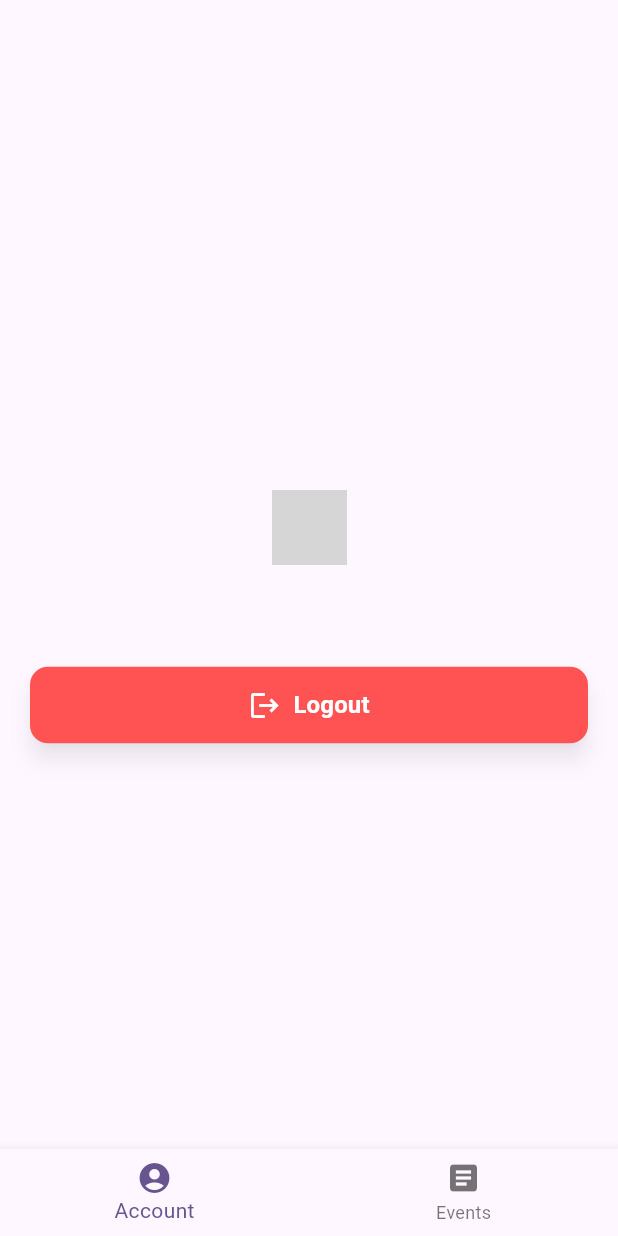
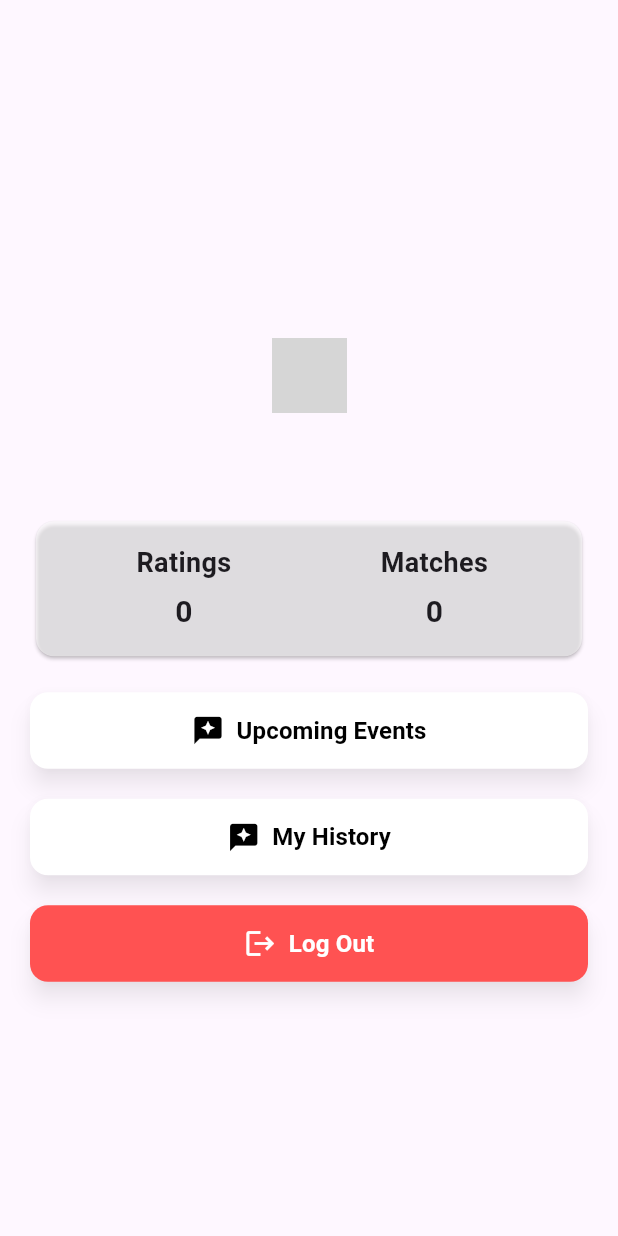
Before and after one commit to HackSU2026/RallyUp, a Flutter app: the ProfileScreen screen opened directly, on a phone screen of 412 x 824 dp. Run offline on Flutter 3.47's test engine with Material 3 defaults, Android fonts, the phone set to English and light mode, and no system bars; our stand-ins replace cloud_firestore, firebase_auth, firebase_core, flutter_profile_picture; accounts and stored records are empty; generated files the repository leaves out were written again; network calls fail; grey boxes are pictures that could not be loaded.

Commit message:
connect profile screens to main scaffold

```diff
--- a/lib/main.dart
+++ b/lib/main.dart
@@ -1,12 +1,12 @@
 import 'package:firebase_core/firebase_core.dart';
 import 'package:flutter/material.dart';
 import 'package:provider/provider.dart';
+import 'package:rally_up/widget/profile/profile_screen.dart';
 import 'firebase_options.dart';
 import 'provider/user.dart';
 import 'provider/event.dart';
 import 'widget/auth/login_screen.dart';
 import 'widget/events/event_list.dart';
-import 'widget/profile/profile_placeholder.dart';
 
 void main() async {
   WidgetsFlutterBinding.ensureInitialized();
--- a/lib/widget/profile/profile_screen.dart
+++ b/lib/widget/profile/profile_screen.dart
@@ -3,6 +3,7 @@ import 'package:provider/provider.dart';
 import 'package:rally_up/provider/user.dart';
 import 'package:rally_up/widget/common/common.dart';
 import 'package:rally_up/widget/profile/profile_info.dart';
+import 'package:rally_up/widget/profile/profile_stats.dart';
 
 class ProfileScreen extends StatelessWidget {
   const ProfileScreen({Key? key}) : super(key: key);
@@ -25,20 +26,53 @@ class ProfileScreen extends StatelessWidget {
               mainAxisAlignment: MainAxisAlignment.center,
               children: [
                 ProfileInfo(userProfile: profileData!),
-                // ProfileStats(),
-                // Flexible(child: _MyReviewsButton()),
+                ProfileStats(),
+                Flexible(child: _UpcomingEventsButton()),
+                Flexible(child: _HistoryButton()),
                 Flexible(child: _LogOutButton()),
               ],
             ),
           ),
         ),
       ),
-      bottomNavigationBar: BottomNavigationBar(
-          items: [
-            BottomNavigationBarItem(icon: Icon(Icons.account_circle), label: 'Account'),
-            BottomNavigationBarItem(icon: Icon(Icons.article), label: 'Events'),
-          ],
-      ),
+    );
+  }
+}
+
+class _UpcomingEventsButton extends StatelessWidget {
+  const _UpcomingEventsButton();
+
+  @override
+  Widget build(BuildContext context) {
+    final profile = context.watch<ProfileProvider>().profile;
+    return _styledButton(
+      text: "Upcoming Events",
+      icon: Icons.reviews,
+      bgColor: Colors.white,
+      textColor: Colors.black,
+      onPressed: () {
+        // Navigator.of(context).push(
+        //     MaterialPageRoute(builder: (ctx) => xxx(profile.id)));
+      },
+    );
+  }
+}
+
+class _HistoryButton extends StatelessWidget {
+  const _HistoryButton();
+
+  @override
+  Widget build(BuildContext context) {
+    final profile = context.watch<ProfileProvider>().profile;
+    return _styledButton(
+      text: "My History",
+      icon: Icons.reviews,
+      bgColor: Colors.white,
+      textColor: Colors.black,
+      onPressed: () {
+        // Navigator.of(context).push(
+        //     MaterialPageRoute(builder: (ctx) => xxx(profile.id)));
+      },
     );
   }
 }
@@ -49,23 +83,40 @@ class _LogOutButton extends StatelessWidget {
   @override
   Widget build(BuildContext context) {
     final profileProvider = context.read<ProfileProvider>();
+    return _styledButton(
+      text: "Log Out",
+      icon: Icons.logout,
+      bgColor: Colors.redAccent.shade200,
+      textColor: Colors.white,
+      onPressed: () async {
+        await profileProvider.signOut();
+      },
+    );
+  }
+}
 
+Widget _styledButton({
+  required String text,
+  required IconData icon,
+  required Color bgColor,
+  required Color textColor,
+  required VoidCallback onPressed,
+}) {
   return SizedBox(
     width: double.infinity,
     child: ElevatedButton.icon(
       style: ElevatedButton.styleFrom(
         padding: const EdgeInsets.symmetric(vertical: 14),
-          backgroundColor: Colors.redAccent.shade200,
-          foregroundColor: Colors.white,
+        backgroundColor: bgColor,
+        foregroundColor: textColor,
         shape: RoundedRectangleBorder(borderRadius: BorderRadius.circular(12)),
         elevation: 6,
         shadowColor: Colors.black38,
       ),
-        icon: Icon(Icons.logout, size: 22),
-        label: Text("Logout",
+      icon: Icon(icon, size: 22),
+      label: Text(text,
           style: const TextStyle(fontSize: 16, fontWeight: FontWeight.w600)),
-        onPressed: (){},
+      onPressed: onPressed,
     ),
   );
 }
-}
--- /dev/null
+++ b/lib/widget/profile/profile_stats.dart
@@ -0,0 +1,48 @@
+import 'package:flutter/material.dart';
+import 'package:provider/provider.dart';
+import 'package:rally_up/widget/common/common.dart';
+
+import '../../provider/user.dart';
+
+class ProfileStats extends StatelessWidget {
+  const ProfileStats({super.key});
+
+  @override
+  Widget build(BuildContext context) {
+    final profile = context.watch<ProfileProvider>().profile;
+
+
+    return PaddedCard(
+      padding: 15,
+      color: Colors.white54,
+      child: Row(
+        children: [
+          Expanded(
+            child: _profileAppStatsData(
+              "Ratings",
+              profile!.rating ?? 0,
+            ),
+          ),
+          Expanded(
+            child: _profileAppStatsData(
+              "Matches",
+              0,
+            ),
+          ),
+        ],
+      ),
+    );
+  }
+
+  Widget _profileAppStatsData(String title, int count) {
+    return Column(
+      children: [
+        CenteredTitle(title, size: 18),
+        SizedBox(
+          height: 5.0,
+        ),
+        CenteredTitle("$count", size: 20),
+      ],
+    );
+  }
+}
```
Also changed, not shown: lib/widget/profile/profile_info.dart (+1 -44 lines), lib/widget/profile/profile_placeholder.dart (deleted, +0 -110 lines). Lines whose indentation alone changed are shown as unchanged.
